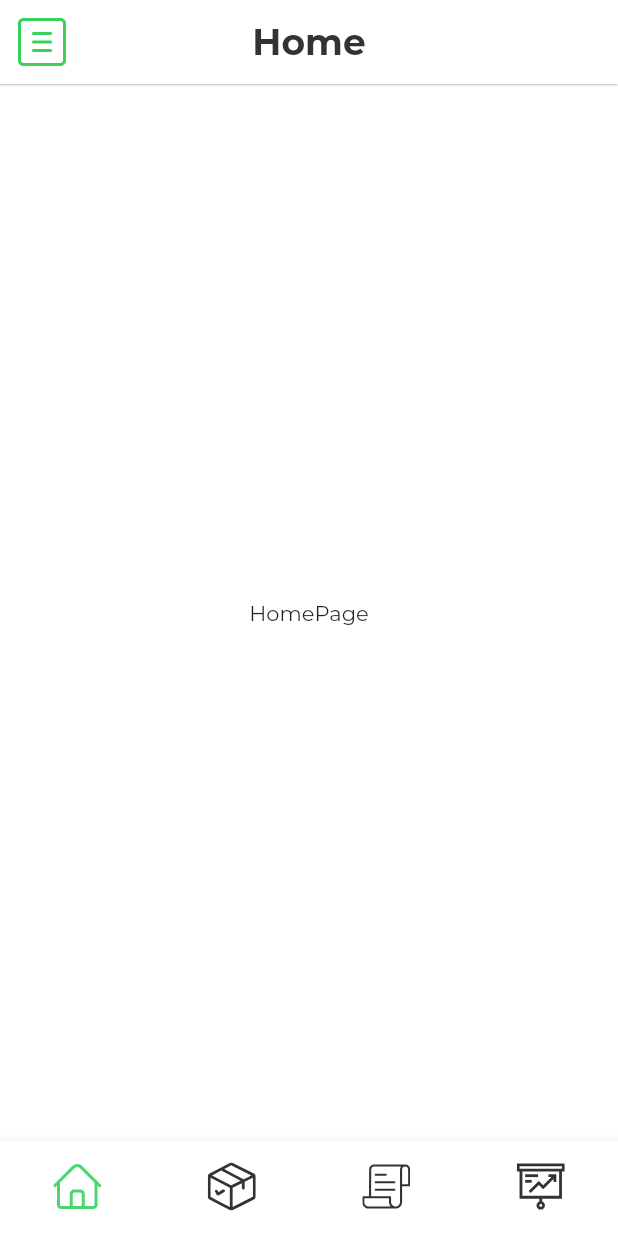
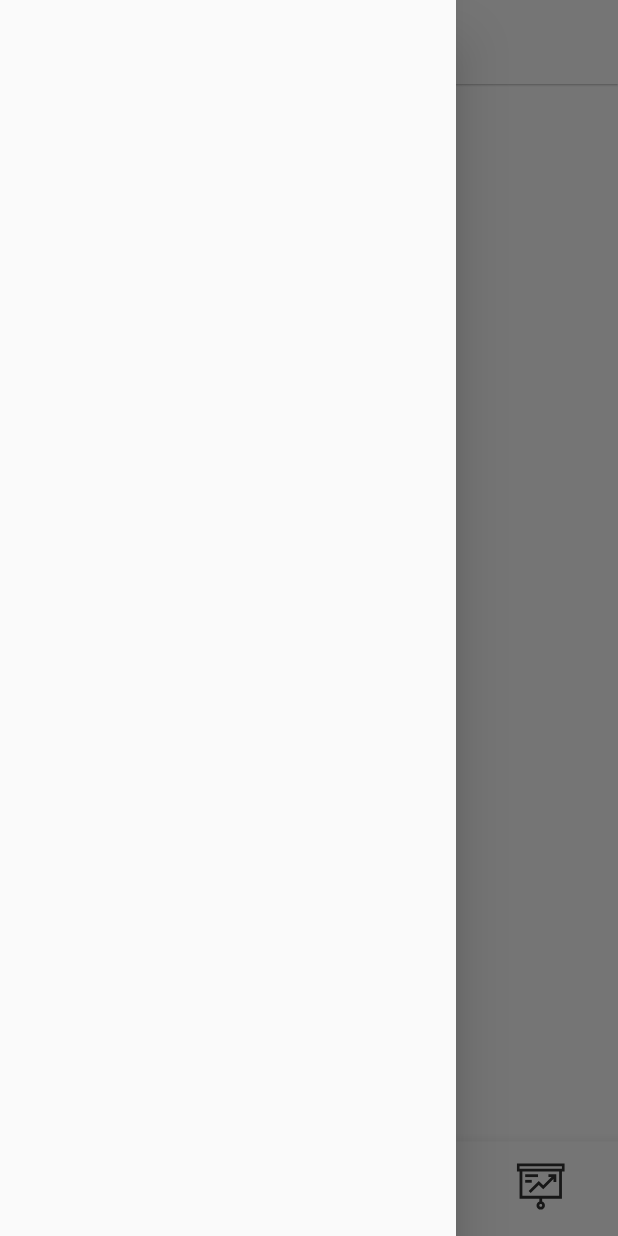
Before and after one commit to nxhung1610/flower-store, a Flutter app: the MainScreen screen opened by its route, with the side drawer open (before the commit the screen has no drawer), on a phone screen of 412 x 824 dp. Run offline on Flutter 3.47's test engine with Material 2 defaults, Android fonts, the phone set to English and light mode, and no system bars; our stand-ins replace bloc, equatable, flutter_bloc, flutter_screenutil, flutter_spinkit, flutter_svg and 2 more; accounts and stored records are empty; project files that could hold a hidden picture were left out.

Commit message:
[DEV] - Slider bar

```diff
--- /dev/null
+++ b/lib/src/blocs/main/slider_bar/app_slider_bar.dart
@@ -0,0 +1,21 @@
+import 'package:flutter/material.dart';
+
+class AppSliderBar extends StatefulWidget {
+  AppSliderBar({Key? key}) : super(key: key);
+
+  @override
+  _AppSliderBarState createState() => _AppSliderBarState();
+}
+
+class _AppSliderBarState extends State<AppSliderBar> {
+  @override
+  Widget build(BuildContext context) {
+    return Container(
+      child: Drawer(
+        child: ListView(
+          children: [],
+        ),
+      ),
+    );
+  }
+}
--- a/lib/src/screens/main/main_screen.dart
+++ b/lib/src/screens/main/main_screen.dart
@@ -1,4 +1,5 @@
 import 'package:flower_store/src/blocs/main/main_bloc.dart';
+import 'package:flower_store/src/blocs/main/slider_bar/app_slider_bar.dart';
 import 'package:flower_store/src/screens/main/page.dart';
 import 'package:flower_store/src/screens/screen.dart';
 import 'package:flower_store/src/utils/themes/app_colors.dart';
@@ -24,12 +25,16 @@ class MainScreen extends StatefulWidget {
 }
 
 class _MainScreenState extends State<MainScreen> {
+  var scaffoldKey = GlobalKey<ScaffoldState>();
+
   @override
   Widget build(BuildContext context) {
     return ScreenConfig(
       builder: () => BlocBuilder<MainBloc, MainState>(
         builder: (context, state) => Scaffold(
-          appBar: _buildAppbar(context),
+          key: scaffoldKey,
+          drawer: AppSliderBar(),
+          appBar: _buildAppbar(scaffoldKey, context),
           body: _BodyScreen(
             state: state,
           ),
@@ -40,7 +45,7 @@ class _MainScreenState extends State<MainScreen> {
   }
 }
 
-_buildAppbar(BuildContext context) {
+_buildAppbar(GlobalKey<ScaffoldState> key, BuildContext context) {
   return AppBar(
     backgroundColor: AppColors.color10,
     elevation: 0.5,
@@ -53,7 +58,7 @@ _buildAppbar(BuildContext context) {
     ),
     centerTitle: true,
     leading: IconButton(
-      onPressed: () {},
+      onPressed: () => key.currentState?.openDrawer(),
       icon: SvgPicture.asset('assets/ico_menu.svg'),
     ),
     actions: [],
```
